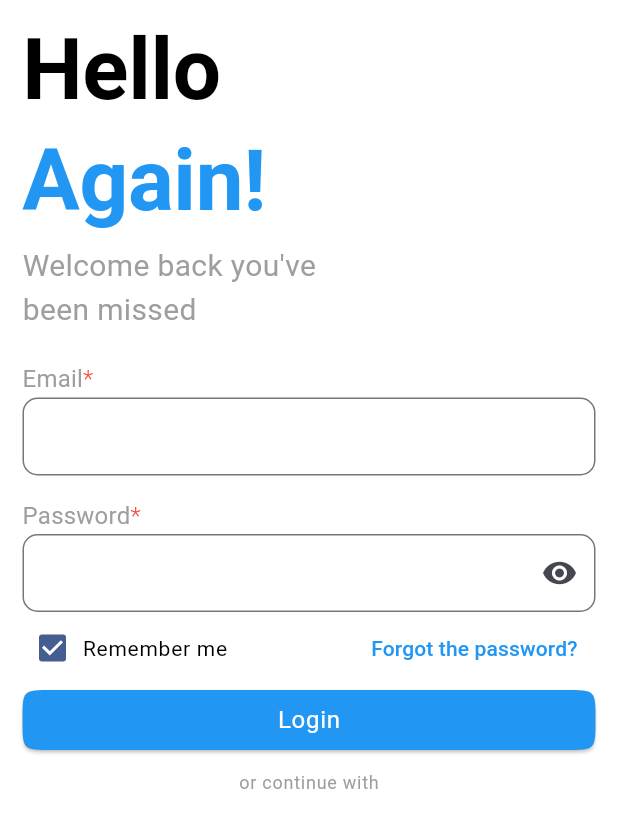
After one commit to bgyn/NewsApp, a Flutter app: the SiginScreen screen opened by its route, on a phone screen of 412 x 824 dp. The commit adds this screen. Shown: the top 828 px of the screen. Run offline on Flutter 3.47's test engine with Material 3 defaults, Android fonts, the phone set to English and light mode, and no system bars; our stand-ins replace cloud_firestore, firebase_auth, firebase_core, firebase_storage, flutter_riverpod, fpdart and 3 more; accounts and stored records are empty.

Commit message:
working on login screen

```diff
--- a/lib/route.dart
+++ b/lib/app_route/route.dart
@@ -1,5 +1,6 @@
 import 'package:flutter/material.dart';
 import 'package:go_router/go_router.dart';
+import 'package:news_app/feature/auth/screen/sigin_screen.dart';
 import 'package:news_app/feature/home/screen/home_screen.dart';
 import 'package:news_app/feature/onboarding/screen/onboarding_screen.dart';
 import 'package:news_app/feature/splash/screen/splash_screen.dart';
@@ -26,6 +27,12 @@ final GoRouter router = GoRouter(
         path: '/onboarding',
         builder: (context, state) {
           return const OnboardingScreen();
-        })
+        }),
+    GoRoute(
+      path: '/sigin',
+      builder: (context, state) {
+        return SiginScreen();
+      },
+    ),
   ],
 );
--- /dev/null
+++ b/lib/core/common/custom_textfield.dart
@@ -0,0 +1,44 @@
+import 'package:flutter/material.dart';
+import 'package:flutter_riverpod/flutter_riverpod.dart';
+
+class CustomTextField extends ConsumerWidget {
+  final TextEditingController _controller;
+  final bool _isObscure;
+  final obscureProvider = StateProvider<bool>((ref) => true);
+  CustomTextField(
+      {super.key,
+      required TextEditingController controller,
+      required bool isObscure})
+      : _controller = controller,
+        _isObscure = isObscure;
+
+  @override
+  Widget build(BuildContext context, WidgetRef ref) {
+    final hidePassword = ref.watch(obscureProvider);
+    return TextField(
+      style: Theme.of(context).textTheme.labelSmall?.copyWith(fontSize: 14),
+      controller: _controller,
+      obscureText: _isObscure ? hidePassword : false,
+      decoration: InputDecoration(
+        suffixIcon: _isObscure
+            ? IconButton(
+                onPressed: () {
+                  ref.read(obscureProvider.notifier).update((state) => !state);
+                },
+                icon: hidePassword
+                    ? const Icon(Icons.remove_red_eye)
+                    : const Icon(Icons.remove_red_eye_outlined),
+              )
+            : null,
+        border: OutlineInputBorder(
+          borderSide: const BorderSide(color: Colors.grey),
+          borderRadius: BorderRadius.circular(10),
+        ),
+        focusedBorder: OutlineInputBorder(
+          borderSide: const BorderSide(color: Colors.grey),
+          borderRadius: BorderRadius.circular(10),
+        ),
+      ),
+    );
+  }
+}
--- /dev/null
+++ b/lib/core/constants/collection_constant.dart
@@ -0,0 +1,3 @@
+class CollectionConstant {
+  static const String userCollection = 'users';
+}
--- a/lib/core/provider/firebase_provider.dart
+++ b/lib/core/provider/firebase_provider.dart
@@ -2,10 +2,12 @@ import 'package:cloud_firestore/cloud_firestore.dart';
 import 'package:firebase_auth/firebase_auth.dart';
 import 'package:firebase_storage/firebase_storage.dart';
 import 'package:flutter_riverpod/flutter_riverpod.dart';
+import 'package:google_sign_in/google_sign_in.dart';
 
 class FirebaseProvider {
   static final firebaseFirestoreProvider =
       Provider((ref) => FirebaseFirestore.instance);
   static final firebaseAuthProvider = Provider((ref) => FirebaseAuth.instance);
   static final storeProvider = Provider((ref) => FirebaseStorage.instance);
+  static final googleSiginProvider = Provider((ref) => GoogleSignIn());
 }
--- a/lib/core/utils/shared_utility.dart
+++ b/lib/core/utils/shared_utility.dart
@@ -22,6 +22,8 @@ class SharedUtility {
 
   static const _themeKey = 'theme';
   static const _initScreen = 'initscreen';
+  static const _rememberMe = 'rememberMe';
+  static const _userEmail = 'userEmail';
 
   bool themeMode() {
     final themeValue = _prefs!.getBool(_themeKey);
@@ -42,4 +44,24 @@ class SharedUtility {
   Future<void> setIsFirstTime() async {
     await _prefs!.setBool(_initScreen, false);
   }
+
+  bool rememberMe() {
+    final remember = _prefs!.getBool(_rememberMe);
+    if (remember == null) return false;
+    return remember;
+  }
+
+  Future<void> setRemeberMe(bool value) async {
+    await _prefs!.setBool(_rememberMe, value);
+  }
+
+  String getEmail() {
+    final email = _prefs!.getString(_userEmail);
+    if (email == null) return '';
+    return email;
+  }
+
+  Future<void> setEmail(String email) async {
+    await _prefs!.setString(_userEmail, email);
+  }
 }
--- /dev/null
+++ b/lib/feature/auth/screen/sigin_screen.dart
@@ -0,0 +1,133 @@
+import 'package:flutter/material.dart';
+import 'package:flutter_riverpod/flutter_riverpod.dart';
+import 'package:news_app/core/common/custom_textfield.dart';
+import 'package:news_app/core/utils/shared_utility.dart';
+import 'package:news_app/feature/auth/widgets/required_text.dart';
+import 'package:news_app/theme/custom_theme.dart';
+
+class SiginScreen extends ConsumerWidget {
+  SiginScreen({super.key});
+
+  final _emailController = TextEditingController();
+  final _passwordController = TextEditingController();
+
+  @override
+  Widget build(BuildContext context, WidgetRef ref) {
+    _emailController.text = SharedUtility().getEmail();
+    return Scaffold(
+      body: SafeArea(
+        child: Padding(
+          padding: const EdgeInsets.symmetric(vertical: 15, horizontal: 15),
+          child: SingleChildScrollView(
+            child: Column(
+              crossAxisAlignment: CrossAxisAlignment.start,
+              children: [
+                Text(
+                  'Hello',
+                  style: Theme.of(context).textTheme.displayLarge,
+                ),
+                const SizedBox(
+                  height: 10,
+                ),
+                Text(
+                  'Again!',
+                  style: Theme.of(context)
+                      .textTheme
+                      .displayLarge
+                      ?.copyWith(color: colors(context).color1),
+                ),
+                const SizedBox(
+                  height: 10,
+                ),
+                Text(
+                  "Welcome back you've\nbeen missed",
+                  style: Theme.of(context).textTheme.bodyMedium?.copyWith(
+                      color: Colors.grey,
+                      fontSize: 20,
+                      fontWeight: FontWeight.w400),
+                ),
+                const SizedBox(
+                  height: 20,
+                ),
+                const RequireText(text: 'Email'),
+                CustomTextField(
+                  controller: _emailController,
+                  isObscure: false,
+                ),
+                const SizedBox(
+                  height: 15,
+                ),
+                const RequireText(text: 'Password'),
+                CustomTextField(
+                  controller: _passwordController,
+                  isObscure: true,
+                ),
+                Row(
+                  mainAxisAlignment: MainAxisAlignment.spaceBetween,
+                  children: [
+                    Row(
+                      mainAxisAlignment: MainAxisAlignment.start,
+                      children: [
+                        Checkbox(
+                          value: true,
+                          onChanged: (value) {},
+                          materialTapTargetSize:
+                              MaterialTapTargetSize.shrinkWrap,
+                        ),
+                        Text(
+                          "Remember me",
+                          style: Theme.of(context)
+                              .textTheme
+                              .labelSmall
+                              ?.copyWith(fontSize: 14),
+                        ),
+                      ],
+                    ),
+                    TextButton(
+                      onPressed: () {},
+                      child: const Text("Forgot the password?"),
+                    )
+                  ],
+                ),
+                SizedBox(
+                  width: double.infinity,
+                  child: ElevatedButton(
+                    style: ElevatedButton.styleFrom(
+                      shape: ContinuousRectangleBorder(
+                        borderRadius: BorderRadius.circular(20),
+                      ),
+                      backgroundColor: colors(context).color1,
+                    ),
+                    onPressed: () {},
+                    child: Text(
+                      "Login",
+                      style: Theme.of(context)
+                          .textTheme
+                          .labelMedium
+                          ?.copyWith(fontSize: 16),
+                    ),
+                  ),
+                ),
+                const SizedBox(
+                  height: 10,
+                ),
+                Center(
+                  child: Text(
+                    "or continue with",
+                    style: Theme.of(context)
+                        .textTheme
+                        .labelMedium
+                        ?.copyWith(color: Colors.grey),
+                  ),
+                ),
+                const SizedBox(
+                  height: 10,
+                ),
+              ],
+            ),
+          ),
+        ),
+      ),
+    );
+  }
+}
--- /dev/null
+++ b/lib/feature/auth/widgets/required_text.dart
@@ -0,0 +1,28 @@
+import 'package:flutter/material.dart';
+
+class RequireText extends StatelessWidget {
+  final String text;
+  const RequireText({super.key, required this.text});
+
+  @override
+  Widget build(BuildContext context) {
+    return RichText(
+      text: TextSpan(
+        text: text,
+        style: Theme.of(context)
+            .textTheme
+            .titleMedium
+            ?.copyWith(fontSize: 16, color: Colors.grey),
+        children: <TextSpan>[
+          TextSpan(
+            text: '*',
+            style: Theme.of(context)
+                .textTheme
+                .bodyMedium
+                ?.copyWith(fontSize: 16, color: Colors.red),
+          ),
+        ],
+      ),
+    );
+  }
+}
--- a/lib/main.dart
+++ b/lib/main.dart
@@ -1,6 +1,6 @@
 import 'package:flutter/material.dart';
 import 'package:flutter_riverpod/flutter_riverpod.dart';
-import 'package:news_app/route.dart';
+import 'package:news_app/app_route/route.dart';
 import 'package:news_app/theme/custom_theme.dart';
 import 'package:news_app/theme/theme_provider.dart';
 import 'package:news_app/core/utils/shared_utility.dart';
--- a/lib/theme/custom_theme.dart
+++ b/lib/theme/custom_theme.dart
@@ -51,6 +51,11 @@ ThemeData getAppTheme(BuildContext context, bool isDarkTheme) {
         fontWeight: FontWeight.w400,
         color: Colors.white,
       ),
+      labelSmall: TextStyle(
+        fontFamily: 'Roboto',
+        fontWeight: FontWeight.w400,
+        color: isDarkTheme ? Colors.white : Colors.black,
+      ),
     ),
   );
 }
--- a/pubspec.yaml
+++ b/pubspec.yaml
@@ -41,11 +41,14 @@ dependencies:
   fpdart: ^1.1.0
   intl: ^0.19.0
   image_picker: ^1.0.7
-  firebase_storage: ^11.6.6
+  firebase_storage: ^11.6.7
   uuid: ^4.3.3
   file_picker: ^6.1.1
   cached_network_image: ^3.3.1
   go_router: ^13.2.0
+  firebase_auth: ^4.17.6
+  cloud_firestore: ^4.15.6
+  google_sign_in: ^6.2.1
 
 dev_dependencies:
   flutter_test:
```
Also changed, not shown: lib/core/common/custom_snackbar.dart (added, +20 -0 lines), lib/feature/onboarding/screen/onboarding_screen.dart (+13 -12 lines), lib/model/user_model.dart (added, +113 -0 lines), lib/app_route/route_utils.dart (added), pubspec.lock, 4 other files.
